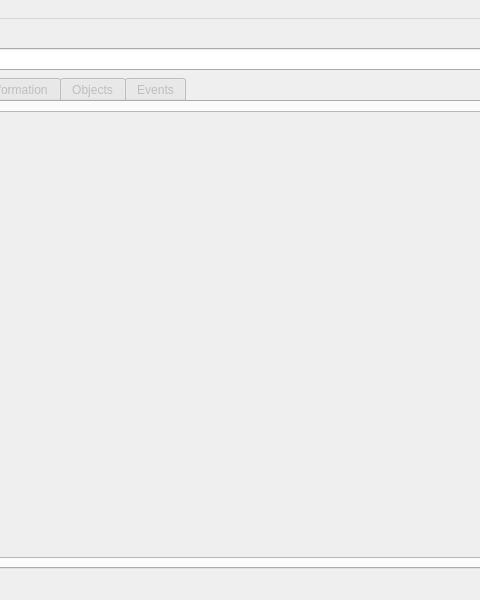
Old version of the form src/explorer_main.ui in the repository ted-ross/qmf-explorer; both pictures show x 160 to 640 and y 0 to 600 of the 800 by 600 pixel window.
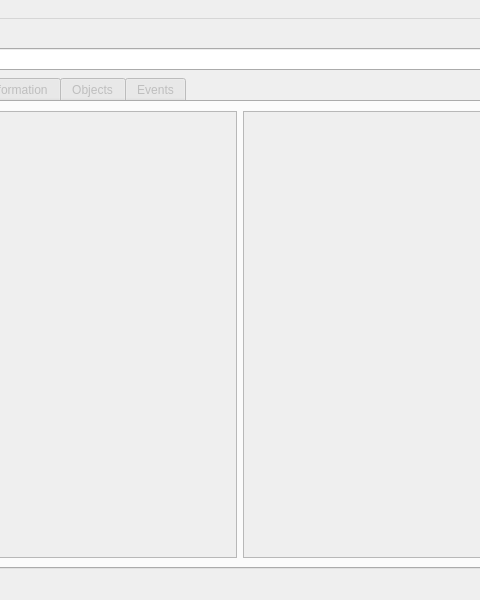
New version of the form.

Commit message: The first two levels in the agent tree function correctly.

The edit to the form file:
```diff
--- a/src/explorer_main.ui
+++ b/src/explorer_main.ui
@@ -82,6 +82,9 @@
         <item row="0" column="0">
          <widget class="QTreeView" name="treeView_agents"/>
         </item>
+        <item row="0" column="1">
+         <widget class="QTableView" name="tableView_agentDetails"/>
+        </item>
        </layout>
       </widget>
       <widget class="QWidget" name="schema_tab">
```
The commit also changes 2 other files.
